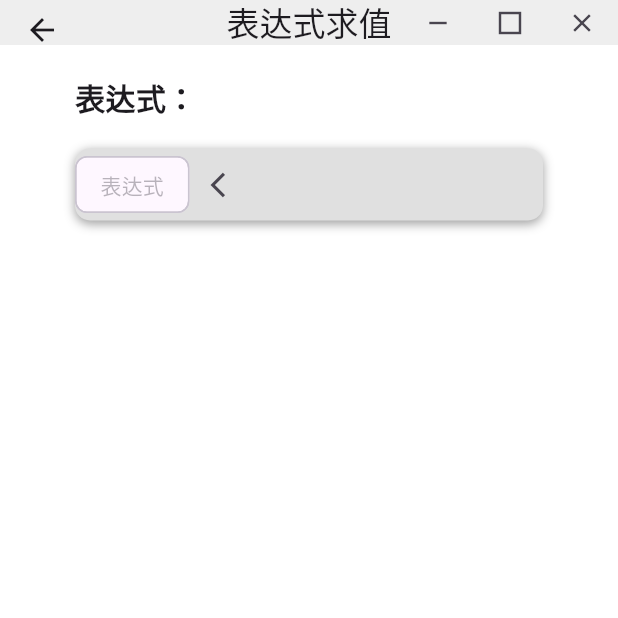
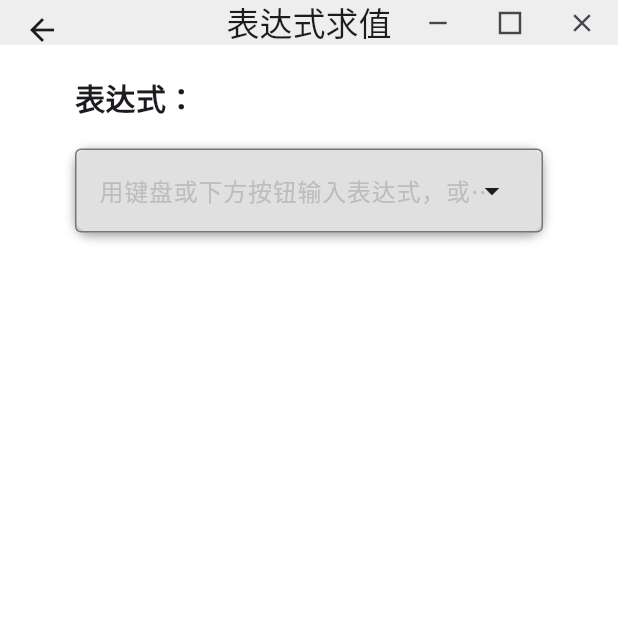
Before and after one commit to Woisol/MECalculator_GUI, a Flutter app: the screen it shows after launch, after a tap on "表达式求值", on a phone screen of 412 x 824 dp, the top half of it. Run offline on Flutter 3.47's test engine with Material 3 defaults, Android fonts, the light colour scheme and no system bars; missing offline and left inert: window_manager; statements that could not run were skipped.

Commit message:
feat: 初步完成表达式页面的输入和样例下拉框

```diff
--- /dev/null
+++ b/lib/Components/inputfield_with_default.dart
@@ -0,0 +1,64 @@
+import 'package:flutter/material.dart';
+import 'package:mecalculator/Data_Process/data_process.dart';
+
+class InputFieldWithDefault extends StatelessWidget {
+  late TextEditingController controller;
+  late String result;
+  late List<String> options;
+  InputFieldWithDefault(
+      {required this.controller, required this.result, required this.options});
+  @override
+  Widget build(BuildContext context) {
+    return Stack(
+      children: [
+        TextField(
+          controller: controller,
+          decoration: InputDecoration(
+              hintText: '用键盘或下方按钮输入表达式，或在后面的按钮选择一个输入样例',
+              hintStyle: TextStyle(color: Colors.grey[400]),
+              // suffixIconColor: Colors.yellow[400],
+              // prefixIconColor: Colors.yellow[400],
+              // hoverColor: Colors.yellow[400],
+              // fillColor: Colors.yellow[400],
+              // focusColor: Colors.yellow[400],
+              // !md就是改不了输入时的边框颜色……
+              border: OutlineInputBorder(),
+              focusedBorder: OutlineInputBorder(
+                  borderSide: BorderSide(color: Colors.yellow[600]!, width: 2))
+              // !麻了这边原来叫BorderSide……
+              ),
+        ),
+        Positioned(
+          child: Row(children: [
+            Text(result),
+            PopupMenuButton(
+                tooltip: "输入样例",
+                icon: Icon(Icons.arrow_drop_down),
+                itemBuilder: (context) => options
+                    .map((String sample) => PopupMenuItem(
+                        child: Text(sample),
+                        value: sample,
+                        onTap: () {
+                          controller.text = sample;
+                          // controller.value = TextEditingValue(text: sample);
+                        }))
+                    .toList(),
+                //  [
+                //       PopupMenuItem(child: Text('Option 1'), value: 1),
+                //       PopupMenuItem(child: Text('Option 2'), value: 2),
+                //       PopupMenuItem(child: Text('Option 3'), value: 3)
+                //     ],
+                onSelected: (value) => print(value)),
+          ]),
+          right: 10,
+          top: 5,
+          bottom: 5,
+        )
+      ],
+    );
+    // Autocomplete(
+    //   optionsBuilder: (textEditingValue) =>
+    //       ['Option 1', 'Option 2', 'Option 3'],
+    // );
+  }
+}
--- /dev/null
+++ b/lib/Data_Process/data_process.dart
@@ -0,0 +1,3 @@
+String expressionFormat(String expression) {
+  return expression.replaceAll('*', 'x').replaceAll('/', '÷');
+}
--- a/lib/Expression/expression.dart
+++ b/lib/Expression/expression.dart
@@ -1,12 +1,26 @@
 import 'package:flutter/material.dart';
+import 'package:mecalculator/Components/inputfield_with_default.dart';
+import 'package:mecalculator/Data_Process/data_process.dart';
 
-class PageExpression extends StatefulWidget {
-  @override
-  State<PageExpression> createState() => _PageExpressionState();
-}
-// td Incorrect use of ParentDataWidget.，另一个Multinomial没问题看看这里……不对另一个跳转多了也会崩……
+late List<String> expressionSample = [
+  // !用const不给后面map，用late又提示不需要……离谱
+  "1+1+1+1",
+  "-2",
+  "88-2*4",
+  "2^3+4",
+  "8/(9-9)",
+  "90-(5-4)*2-2^3",
+].map((e) => expressionFormat(e)).toList();
 
-class _PageExpressionState extends State<PageExpression> {
+class PageExpression extends StatelessWidget {
+  TextEditingController controller = TextEditingController();
+  String result = "";
+  PageExpression({
+    required this.controller,
+    required this.result,
+  });
+  // @override
+  // State<PageExpression> createState() => _PageExpressionState();
   @override
   Widget build(BuildContext context) {
     return Container(
@@ -33,17 +47,25 @@ class _PageExpressionState extends State<PageExpression> {
                         offset: Offset(0, 2),
                         blurRadius: 5)
                   ]),
-              child: Row(
-                children: [
-                  InputChip(label: const Text("表达式")),
-                  Positioned(
-                    child: IconButton(
-                        onPressed: () {},
-                        icon: Icon(Icons.arrow_back_ios, size: 20)),
-                    right: 20,
-                  )
-                ],
+              child: InputFieldWithDefault(
+                controller: controller,
+                result: result,
+                options: expressionSample,
               ),
+              // Stack(
+              //   children: [
+              //     Expanded(child: child)
+              //     TextField(),
+              //     // !定位问题……这个Incorrect use of ParentDataWidget.的报错就来自这个Position……(看调试控制台啊你……)
+              //     // !咳咳也是……忘记了Position只能放在Stack里面……
+              //     // Positioned(
+              //     //   child: IconButton(
+              //     //       onPressed: () {},
+              //     //       icon: Icon(Icons.arrow_back_ios, size: 20)),
+              //     //   right: 20,
+              //     // )
+              //   ],
+              // ),
             ),
             Container(
               margin: const EdgeInsets.symmetric(horizontal: 0, vertical: 20),
@@ -55,3 +77,7 @@ class _PageExpressionState extends State<PageExpression> {
         ));
   }
 }
+// td Incorrect use of ParentDataWidget.，另一个Multinomial没问题看看这里……不对另一个跳转多了也会崩……
+
+// class _PageExpressionState extends State<PageExpression> {
+// }
--- a/lib/Home/home.dart
+++ b/lib/Home/home.dart
@@ -6,6 +6,9 @@ import 'package:mecalculator/Multinomial/multinomial.dart';
 import 'package:mecalculator/main.dart';
 
 class Home extends StatelessWidget {
+  TextEditingController _controller1 = TextEditingController();
+  TextEditingController _controller2 = TextEditingController();
+  String result = "";
   @override
   Widget build(BuildContext context) {
     return Expanded(
@@ -130,7 +133,11 @@ class Home extends StatelessWidget {
                 openBuilder: (BuildContext context, VoidCallback _) {
                   return PageContent(
                     title: "表达式求值",
-                    child: Center(child: PageExpression()),
+                    child: Center(
+                        child: PageExpression(
+                      controller: _controller1,
+                      result: result,
+                    )),
                     // back: true,
                   );
                 }),
```
